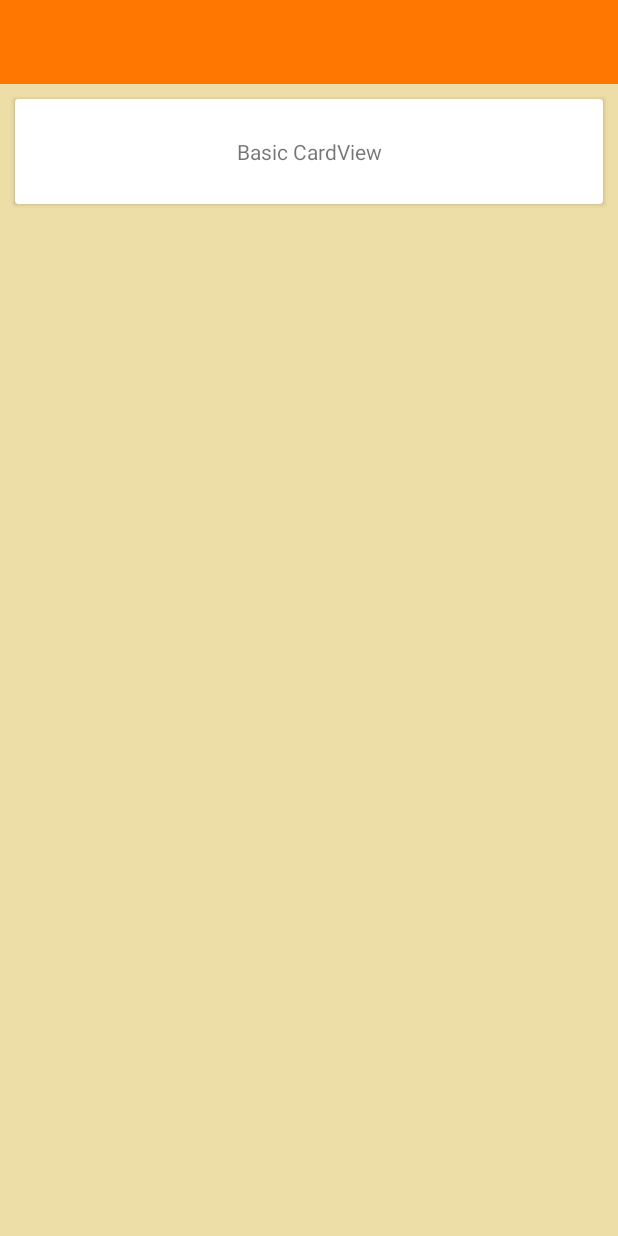
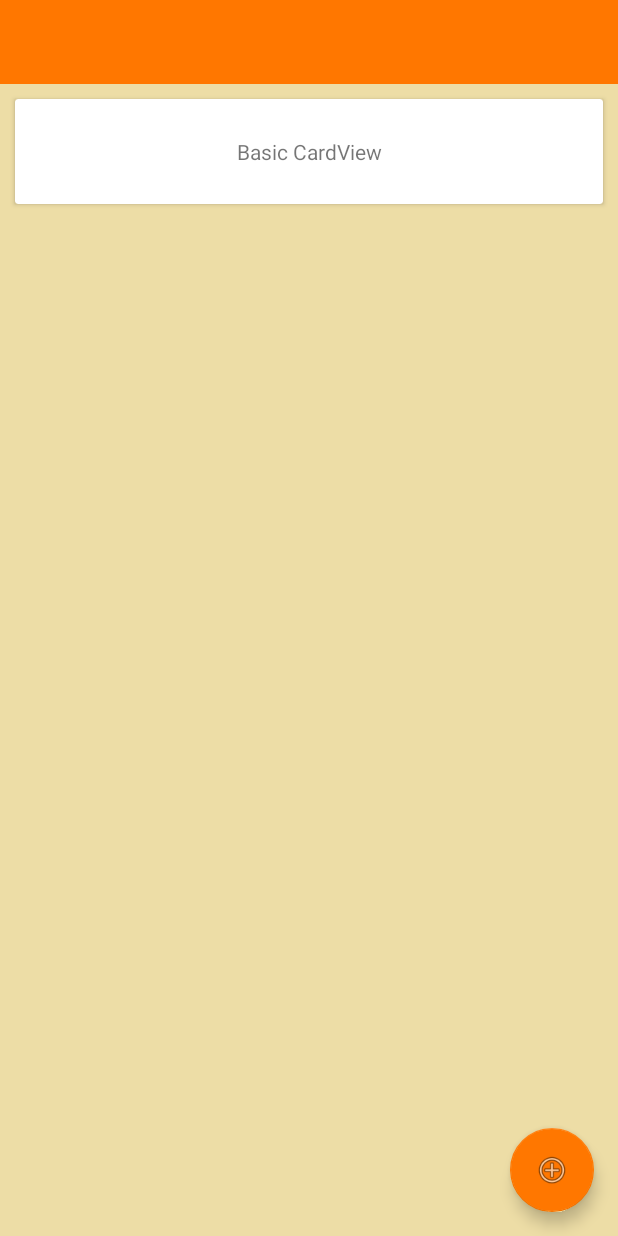
Before and after one commit to a-rmz/Cook-it, an Android app: the layout activity_main.xml on its own in the app's theme, with its tools: preview values and no code run, on a phone screen of 412 x 824 dp. Run offline under Robolectric (Android 15) with nearby library versions, the phone set to English and light mode, and no system bars.

Commit message:
FAB added

```diff
--- a/app/src/main/java/com/dangerducks/cookit/MainActivity.java
+++ b/app/src/main/java/com/dangerducks/cookit/MainActivity.java
@@ -36,6 +36,12 @@
         setContentView(R.layout.activity_main);
 
         fab = (FloatingActionButton) findViewById(R.id.fab);
+        fab.setOnClickListener(new View.OnClickListener() {
+            @Override
+            public void onClick(View v) {
+                Snackbar.make(v, "Click", Snackbar.LENGTH_SHORT).show();
+            }
+        });
 
         toolbar = (Toolbar) findViewById(R.id.toolbar);
         setupToolbar();
--- a/app/src/main/res/layout/activity_main.xml
+++ b/app/src/main/res/layout/activity_main.xml
@@ -1,4 +1,29 @@
 <?xml version="1.0" encoding="utf-8"?>
+
+<RelativeLayout
+    xmlns:app="http://schemas.android.com/apk/res-auto"
+    xmlns:android="http://schemas.android.com/apk/res/android"
+    android:layout_width="match_parent"
+    android:layout_height="match_parent">
+
+    <include
+        android:id="@+id/toolbar"
+        layout="@layout/toolbar"/>
+
+    <android.support.design.widget.FloatingActionButton
+        android:id="@+id/fab"
+        android:layout_width="wrap_content"
+        android:layout_height="wrap_content"
+        android:layout_gravity="bottom|end"
+        android:background="@color/colorPrimary"
+        app:backgroundTint="@color/colorPrimary"
+        android:src="@android:drawable/ic_menu_add"
+        style="@style/AppTheme"
+        android:layout_margin="@dimen/activity_horizontal_margin"
+        android:layout_alignParentBottom="true"
+        android:layout_alignParentRight="true"
+        android:layout_alignParentEnd="true"/>
+
 
     <android.support.v4.widget.DrawerLayout
         xmlns:android="http://schemas.android.com/apk/res/android"
@@ -8,19 +33,6 @@
         android:layout_height="match_parent"
         style="@style/AppTheme">
         <!-- The main content view -->
-
-    <include
-        android:id="@+id/toolbar"
-        layout="@layout/toolbar"/>
-
-    <android.support.design.widget.FloatingActionButton
-        android:layout_width="wrap_content"
-        android:layout_height="wrap_content"
-        android:layout_gravity="bottom|end"
-        android:layout_margin="16dp"
-        android:src="@android:drawable/ic_menu_add"
-        app:layout_anchorGravity="bottom|right|end"
-        style="@style/AppTheme"/>
 
 
         <ScrollView
@@ -69,3 +81,5 @@
             app:menu="@menu/actions_drawer"/>
 
     </android.support.v4.widget.DrawerLayout>
+
+   </RelativeLayout>
```
Also changed, not shown: 1 other file. Lines whose indentation alone changed are shown as unchanged.
